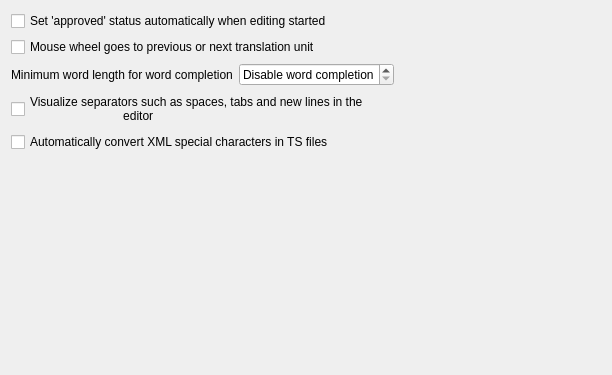
Before: the Qt Designer form src/prefs/prefs_editor.ui in KDE/lokalize, drawn with Qt 5.
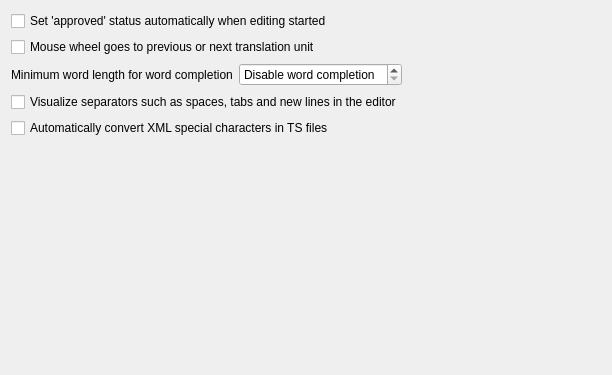
After: the same form once the commit is applied.

What changed in the file:
```diff
--- a/src/prefs/prefs_editor.ui
+++ b/src/prefs/prefs_editor.ui
@@ -75,8 +75,7 @@
             <item row="4" column="0">
                 <widget class="QCheckBox" name="kcfg_VisualizeSeparators">
                     <property name="text">
-                        <string>Visualize separators such as spaces, tabs and new lines in the
-                            editor</string>
+                        <string>Visualize separators such as spaces, tabs and new lines in the editor</string>
                     </property>
                 </widget>
             </item>
```
